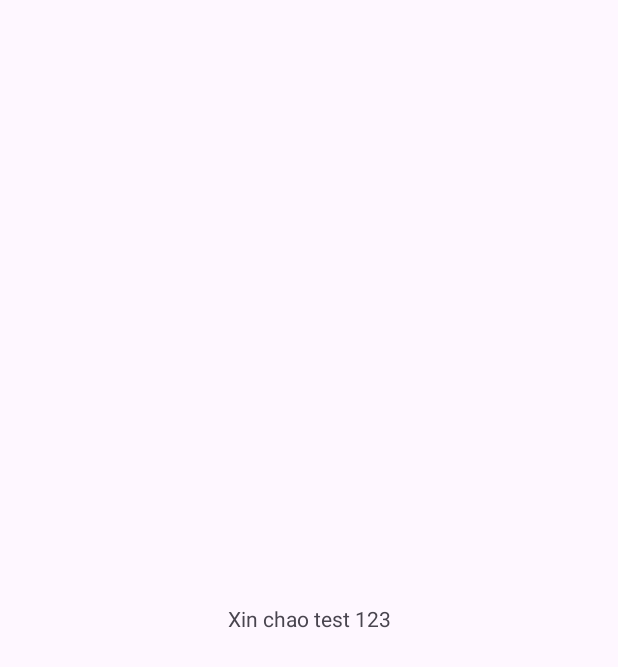
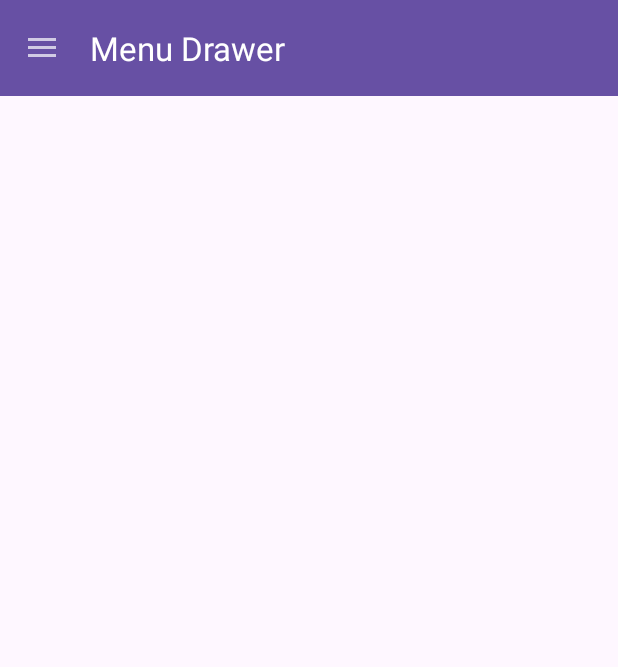
Before and after one commit to PPToan2004/DoAnAndroid, an Android app: the screen it shows after launch (MainActivity), on a phone screen of 412 x 824 dp. Before the commit the part shown is almost empty. Shown: the top 667 px of the screen. Run offline under Robolectric (Android 15) with nearby library versions, the light colour scheme and no system bars.

Commit message:
Cập nhật lại hàm main và layout, thêm fragment và layout, tạo thư mục menu, chỉnh sửa thuộc tính trong strings, thêm dimens trong values, tạo xml của nav_header_nain và side_nav_bar.

```diff
--- a/app/src/main/java/com/example/doanandroid/MainActivity.java
+++ b/app/src/main/java/com/example/doanandroid/MainActivity.java
@@ -1,14 +1,108 @@
 package com.example.doanandroid;
 
+import androidx.annotation.NonNull;
+import androidx.appcompat.app.ActionBarDrawerToggle;
 import androidx.appcompat.app.AppCompatActivity;
+import androidx.appcompat.widget.Toolbar;
+import androidx.core.view.GravityCompat;
+import androidx.drawerlayout.widget.DrawerLayout;
+import androidx.fragment.app.Fragment;
+import androidx.fragment.app.FragmentTransaction;
 
 import android.os.Bundle;
+import android.view.MenuItem;
+
+import com.example.doanandroid.fragment.ContactFragment;
+import com.example.doanandroid.fragment.FavoriteFragment;
+import com.example.doanandroid.fragment.HomeFragment;
+import com.example.doanandroid.fragment.ImageFragment;
+import com.google.android.material.navigation.NavigationView;
 
 public class MainActivity extends AppCompatActivity {
 //test git
+private DrawerLayout drawerLayout;
     @Override
     protected void onCreate(Bundle savedInstanceState) {
         super.onCreate(savedInstanceState);
         setContentView(R.layout.activity_main);
+        drawerLayout = findViewById(R.id.drawer_layout);
+
+        //Khoi tao menu
+        initMenu();
+    }
+
+    @Override
+    public boolean onOptionsItemSelected(@NonNull MenuItem item) {
+        if (item.getItemId() == android.R.id.home)
+        {
+            finish();
+            return true;
+        }
+        return true;
+    }
+
+    void initMenu() {
+        Toolbar toolbar = findViewById(R.id.toolbar);
+        toolbar.setTitle("Menu Drawer");
+
+        ActionBarDrawerToggle toggle = new ActionBarDrawerToggle(this, drawerLayout, toolbar,R.string.navigation_drawer_open, R.string.navigation_drawer_close);
+        drawerLayout.addDrawerListener(toggle);
+        toggle.syncState();
+
+        NavigationView navigationView = findViewById(R.id.nav_view);
+        navigationView.setNavigationItemSelectedListener(new NavigationView.OnNavigationItemSelectedListener() {
+            @Override
+            public boolean onNavigationItemSelected(@NonNull MenuItem item) {
+                Fragment fmNew;
+                int itemId = item.getItemId();
+                if (itemId == R.id.nav_home) {
+                    fmNew = new HomeFragment();
+                    loadFragment(fmNew);
+                    return true;
+                } else if (itemId == R.id.nav_image) {
+                    fmNew = new ImageFragment();
+                    loadFragment(fmNew);
+                    return true;
+                } else if (itemId == R.id.nav_contact) {
+                    fmNew = new ContactFragment();
+                    loadFragment(fmNew);
+                    return true;
+                } else if (itemId == R.id.nav_favorite) {
+                    fmNew = new FavoriteFragment();
+                    loadFragment(fmNew);
+                    return true;
+                }
+//                switch (item.getItemId())
+//                {
+//                    case :
+//                        fmNew = new HomeFragment();
+//                        loadFragment(fmNew);
+//                        return true;
+//                    case :
+//                        fmNew = new ImageFragment();
+//                        loadFragment(fmNew);
+//                        return true;
+//                    case :
+//                        fmNew = new ContactFragment();
+//                        loadFragment(fmNew);
+//                        return true;
+//                    case :
+//                        fmNew = new FavoriteFragment();
+//                        loadFragment(fmNew);
+//                        return true;
+//                }
+                return true;
+            }
+        });
+    }
+
+    void loadFragment(Fragment fmNew)
+    {
+        FragmentTransaction fmTran = getSupportFragmentManager().beginTransaction();
+        fmTran.replace(R.id.main_fragment, fmNew);
+        fmTran.addToBackStack(null);
+        fmTran.commit();
+        //Thu nho drawer
+        drawerLayout.closeDrawer(GravityCompat.START);
     }
 }
--- /dev/null
+++ b/app/src/main/res/drawable/baseline_account_box_24.xml
@@ -0,0 +1,5 @@
+<vector xmlns:android="http://schemas.android.com/apk/res/android" android:height="24dp" android:tint="#000000" android:viewportHeight="24" android:viewportWidth="24" android:width="24dp">
+
+    <path android:fillColor="@android:color/white" android:pathData="M19,3H5C3.9,3 3,3.9 3,5v14c0,1.1 0.9,2 2,2h14c1.1,0 2,-0.9 2,-2V5C21,3.9 20.1,3 19,3zM12,6c1.93,0 3.5,1.57 3.5,3.5c0,1.93 -1.57,3.5 -3.5,3.5s-3.5,-1.57 -3.5,-3.5C8.5,7.57 10.07,6 12,6zM19,19H5v-0.23c0,-0.62 0.28,-1.2 0.76,-1.58C7.47,15.82 9.64,15 12,15s4.53,0.82 6.24,2.19c0.48,0.38 0.76,0.97 0.76,1.58V19z"/>
+
+</vector>
--- /dev/null
+++ b/app/src/main/res/drawable/baseline_camera_alt_24.xml
@@ -0,0 +1,7 @@
+<vector xmlns:android="http://schemas.android.com/apk/res/android" android:height="24dp" android:tint="#000000" android:viewportHeight="24" android:viewportWidth="24" android:width="24dp">
+
+    <path android:fillColor="@android:color/white" android:pathData="M12,12m-3.2,0a3.2,3.2 0,1 1,6.4 0a3.2,3.2 0,1 1,-6.4 0"/>
+
+    <path android:fillColor="@android:color/white" android:pathData="M9,2L7.17,4L4,4c-1.1,0 -2,0.9 -2,2v12c0,1.1 0.9,2 2,2h16c1.1,0 2,-0.9 2,-2L22,6c0,-1.1 -0.9,-2 -2,-2h-3.17L15,2L9,2zM12,17c-2.76,0 -5,-2.24 -5,-5s2.24,-5 5,-5 5,2.24 5,5 -2.24,5 -5,5z"/>
+
+</vector>
--- /dev/null
+++ b/app/src/main/res/drawable/baseline_favorite_24.xml
@@ -0,0 +1,5 @@
+<vector xmlns:android="http://schemas.android.com/apk/res/android" android:height="24dp" android:tint="#000000" android:viewportHeight="24" android:viewportWidth="24" android:width="24dp">
+
+    <path android:fillColor="@android:color/white" android:pathData="M12,21.35l-1.45,-1.32C5.4,15.36 2,12.28 2,8.5 2,5.42 4.42,3 7.5,3c1.74,0 3.41,0.81 4.5,2.09C13.09,3.81 14.76,3 16.5,3 19.58,3 22,5.42 22,8.5c0,3.78 -3.4,6.86 -8.55,11.54L12,21.35z"/>
+
+</vector>
--- /dev/null
+++ b/app/src/main/res/drawable/baseline_home_24.xml
@@ -0,0 +1,5 @@
+<vector xmlns:android="http://schemas.android.com/apk/res/android" android:height="24dp" android:tint="#000000" android:viewportHeight="24" android:viewportWidth="24" android:width="24dp">
+
+    <path android:fillColor="@android:color/white" android:pathData="M10,20v-6h4v6h5v-8h3L12,3 2,12h3v8z"/>
+
+</vector>
--- /dev/null
+++ b/app/src/main/res/drawable/baseline_list_24.xml
@@ -0,0 +1,5 @@
+<vector xmlns:android="http://schemas.android.com/apk/res/android" android:autoMirrored="true" android:height="24dp" android:tint="#000000" android:viewportHeight="24" android:viewportWidth="24" android:width="24dp">
+
+    <path android:fillColor="@android:color/white" android:pathData="M3,13h2v-2L3,11v2zM3,17h2v-2L3,15v2zM3,9h2L5,7L3,7v2zM7,13h14v-2L7,11v2zM7,17h14v-2L7,15v2zM7,7v2h14L21,7L7,7z"/>
+
+</vector>
--- a/app/src/main/res/layout/activity_main.xml
+++ b/app/src/main/res/layout/activity_main.xml
@@ -1,18 +1,50 @@
 <?xml version="1.0" encoding="utf-8"?>
-    <androidx.constraintlayout.widget.ConstraintLayout xmlns:android="http://schemas.android.com/apk/res/android"
+<androidx.drawerlayout.widget.DrawerLayout xmlns:android="http://schemas.android.com/apk/res/android"
     xmlns:app="http://schemas.android.com/apk/res-auto"
     xmlns:tools="http://schemas.android.com/tools"
+    android:id="@+id/drawer_layout"
     android:layout_width="match_parent"
     android:layout_height="match_parent"
-    tools:context=".MainActivity">
+    android:fitsSystemWindows="true"
+    tools:openDrawer="start">
+    <androidx.constraintlayout.widget.ConstraintLayout
+        android:layout_width="match_parent"
+        android:layout_height="match_parent"
+        tools:context=".MainActivity">
+        <com.google.android.material.appbar.AppBarLayout
+            android:id="@+id/app_bar"
+            android:layout_width="match_parent"
+            android:layout_height="wrap_content"
+            android:theme="@style/ThemeOverlay.AppCompat.Dark"
+            app:layout_constraintStart_toStartOf="parent"
+            app:layout_constraintTop_toTopOf="parent">
 
-    <TextView
+            <androidx.appcompat.widget.Toolbar
+                android:id="@+id/toolbar"
+                android:layout_width="match_parent"
+                android:layout_height="?attr/actionBarSize"
+                android:background="?attr/colorPrimary"
+                app:popupTheme="@style/Widget.AppCompat.Light.PopupMenu"/>
+        </com.google.android.material.appbar.AppBarLayout>
+        <FrameLayout
+            android:id="@+id/main_fragment"
+            android:layout_width="match_parent"
+            android:layout_height="0dp"
+            app:layout_behavior="com.google.android.material.appbar.AppBarLayout$Scrolli..."
+            app:layout_constraintBottom_toBottomOf="parent"
+            app:layout_constraintEnd_toEndOf="parent"
+            app:layout_constraintStart_toStartOf="parent"
+            app:layout_constraintTop_toBottomOf="@id/app_bar"/>
+    </androidx.constraintlayout.widget.ConstraintLayout>
+
+    <com.google.android.material.navigation.NavigationView
+        android:id="@+id/nav_view"
         android:layout_width="wrap_content"
-        android:layout_height="wrap_content"
-        android:text="Xin chao test 123"
-        app:layout_constraintBottom_toBottomOf="parent"
-        app:layout_constraintEnd_toEndOf="parent"
-        app:layout_constraintStart_toStartOf="parent"
-        app:layout_constraintTop_toTopOf="parent" />
+        android:layout_height="match_parent"
+        android:layout_gravity="start"
+        android:fitsSystemWindows="true"
+        app:headerLayout="@layout/nav_header_main"
+        app:menu="@menu/activity_main_drawer"/>
 
-</androidx.constraintlayout.widget.ConstraintLayout>
+
+</androidx.drawerlayout.widget.DrawerLayout>
--- /dev/null
+++ b/app/src/main/res/menu/activity_main_drawer.xml
@@ -0,0 +1,27 @@
+<?xml version="1.0" encoding="utf-8"?>
+<menu xmlns:android="http://schemas.android.com/apk/res/android"
+    xmlns:tools="http://schemas.android.com/tools"
+    tools:showIn="navigation_view">
+    <group android:checkableBehavior="single">
+        <item
+            android:id="@+id/nav_home"
+            android:title="Trang chủ"
+            android:icon="@drawable/baseline_home_24"/>
+        <item
+            android:id="@+id/nav_image"
+            android:title="Hình ảnh"
+            android:icon="@drawable/baseline_camera_alt_24"/>
+        <item
+            android:id="@+id/nav_contact"
+            android:title="Danh bạ"
+            android:icon="@drawable/baseline_account_box_24"/>
+        <item
+            android:id="@+id/nav_favorite"
+            android:title="Yêu thích"
+            android:icon="@drawable/baseline_favorite_24"/>
+        <item
+            android:id="@+id/nav_list"
+            android:title="Danh sách"
+            android:icon="@drawable/baseline_list_24"/>
+    </group>
+</menu>
--- a/app/src/main/res/values/strings.xml
+++ b/app/src/main/res/values/strings.xml
@@ -1,3 +1,10 @@
 <resources>
-    <string name="app_name">DoAnAndroid</string>
+    <string name="app_name">DoAn</string>
+    <string name="navigation_drawer_open">Open navigation drawer</string>
+    <string name="navigation_drawer_close">Close navigation drawer</string>
+    <string name="nav_header_title">Nhom 11</string>
+    <string name="nav_header_subtitle">nhom11@st.huflit.edu.vn</string>
+    <string name="nav_header_desc">Navigation header</string>
+    <!-- TODO: Remove or change this placeholder text -->
+    <string name="hello_blank_fragment">Hello blank fragment</string>
 </resources>
```
Also changed, not shown: app/src/main/java/com/example/doanandroid/fragment/ContactFragment.java (added, +66 -0 lines), app/src/main/java/com/example/doanandroid/fragment/FavoriteFragment.java (added, +66 -0 lines), app/src/main/java/com/example/doanandroid/fragment/HomeFragment.java (added, +66 -0 lines), app/src/main/java/com/example/doanandroid/fragment/ImageFragment.java (added, +66 -0 lines), app/src/main/res/drawable/side_nav_bar.xml (added, +9 -0 lines), app/src/main/res/layout/fragment_contact.xml (added, +17 -0 lines), app/src/main/res/layout/fragment_favorite.xml (added, +17 -0 lines), app/src/main/res/layout/fragment_home.xml (added, +17 -0 lines), app/src/main/res/layout/fragment_image.xml (added, +17 -0 lines), app/src/main/res/layout/nav_header_main.xml (added, +34 -0 lines), app/src/main/res/values/dimens.xml (added, +9 -0 lines).
